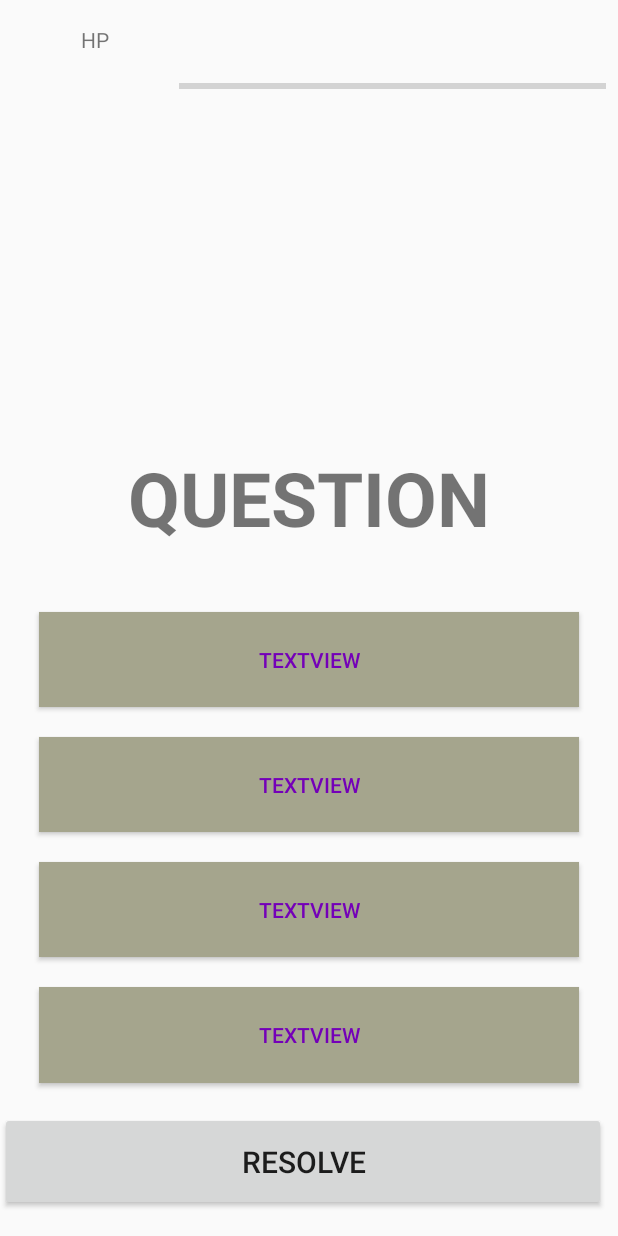
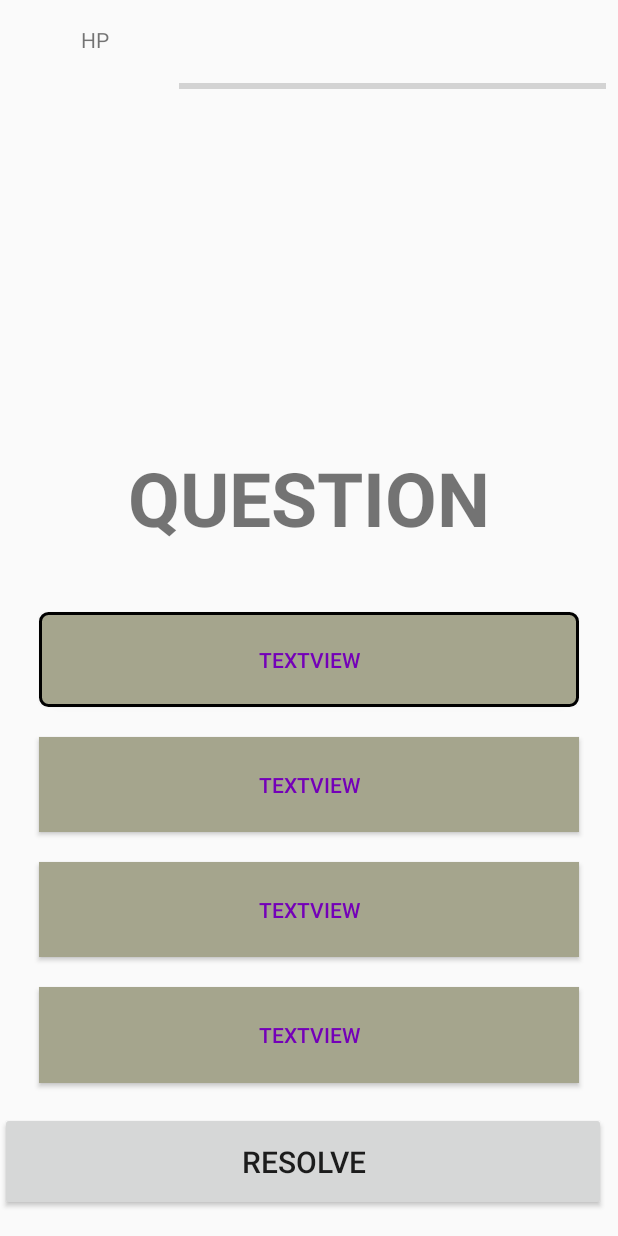
Before and after one commit to Expiate/KaizAsks, an Android app: the GameActivity screen opened directly, with no data from a screen before it, on a phone screen of 412 x 824 dp. Run offline under Robolectric (Android 15) with nearby library versions, the phone set to English and light mode, and no system bars.

Commit message:
QuestionsFragment is now Dynamically Embedded. Added a resource for the Answer Buttons on the QuestionsFragment.

```diff
--- a/app/src/main/java/com/expiate/kaizasks/GameActivity.java
+++ b/app/src/main/java/com/expiate/kaizasks/GameActivity.java
@@ -1,14 +1,30 @@
 package com.expiate.kaizasks;
 
 import androidx.appcompat.app.AppCompatActivity;
+import androidx.fragment.app.FragmentManager;
+import androidx.fragment.app.FragmentTransaction;
 
 import android.os.Bundle;
 
+import com.expiate.kaizasks.fragments.QuestionsFragment;
+
 public class GameActivity extends AppCompatActivity {
+
+    private QuestionsFragment questionsFragment;
 
     @Override
     protected void onCreate(Bundle savedInstanceState) {
         super.onCreate(savedInstanceState);
         setContentView(R.layout.activity_game);
+
+        questionsFragmentSetup();
+    }
+
+
+    public void questionsFragmentSetup() {
+        FragmentTransaction ft = getSupportFragmentManager().beginTransaction();
+        questionsFragment = QuestionsFragment.newInstance("test", "test");
+        ft.replace(R.id.placeholder, questionsFragment);
+        ft.commit();
     }
 }
--- /dev/null
+++ b/app/src/main/res/drawable/two_state_element.xml
@@ -0,0 +1,22 @@
+<?xml version="1.0" encoding="utf-8"?>
+<selector xmlns:android="http://schemas.android.com/apk/res/android">
+    <item android:state_pressed="true" >
+        <shape xmlns:android="http://schemas.android.com/apk/res/android">
+            <stroke android:width="2dp" android:color="@color/black" />
+            <solid android:color="@color/purple_700"/>
+            <padding android:left="5dp" android:top="2dp"
+                android:right="5dp" android:bottom="2dp" />
+            <corners android:radius="5dp" />
+        </shape>
+    </item>
+
+    <item>
+        <shape xmlns:android="http://schemas.android.com/apk/res/android">
+            <stroke android:width="2dp" android:color="@color/black" />
+            <solid android:color="@color/grey"/>
+            <padding android:left="5dp" android:top="2dp"
+                android:right="5dp" android:bottom="2dp" />
+            <corners android:radius="5dp" />
+        </shape>
+    </item>
+</selector>
--- a/app/src/main/res/layout/activity_game.xml
+++ b/app/src/main/res/layout/activity_game.xml
@@ -62,9 +62,8 @@
         android:orientation="vertical"
         app:layout_constraintGuide_percent="0.29" />
 
-    <fragment
-        android:id="@+id/questionFragment"
-        android:name="com.expiate.kaizasks.fragments.QuestionsFragment"
+    <FrameLayout
+        android:id="@+id/placeholder"
         android:layout_width="0dp"
         android:layout_height="0dp"
         app:layout_constraintBottom_toTopOf="@+id/guideline6activityGame"
@@ -82,7 +81,7 @@
         app:layout_constraintBottom_toTopOf="@+id/guideline4activityGame"
         app:layout_constraintEnd_toStartOf="@+id/guideline2activityGame"
         app:layout_constraintStart_toStartOf="parent"
-        app:layout_constraintTop_toBottomOf="@+id/questionFragment" />
+        app:layout_constraintTop_toBottomOf="@+id/placeholder" />
 
     <TextView
         android:id="@+id/hpTextView"
--- a/app/src/main/res/layout/fragment_questions.xml
+++ b/app/src/main/res/layout/fragment_questions.xml
@@ -71,7 +71,8 @@
             android:text="TextView"
             android:textAlignment="center"
             style="@style/Widget.AppCompat.Button.Colored"
-            android:background="#a5a58d"
+            android:clickable="true"
+            android:background="@drawable/two_state_element"
             android:layout_marginHorizontal="10dp"
             android:layout_marginVertical="10dp"
             android:textColor="#7400b8"/>
--- a/app/src/main/res/values/colors.xml
+++ b/app/src/main/res/values/colors.xml
@@ -7,4 +7,5 @@
     <color name="teal_700">#FF018786</color>
     <color name="black">#FF000000</color>
     <color name="white">#FFFFFFFF</color>
+    <color name="grey">#a5a58d</color>
 </resources>
```
